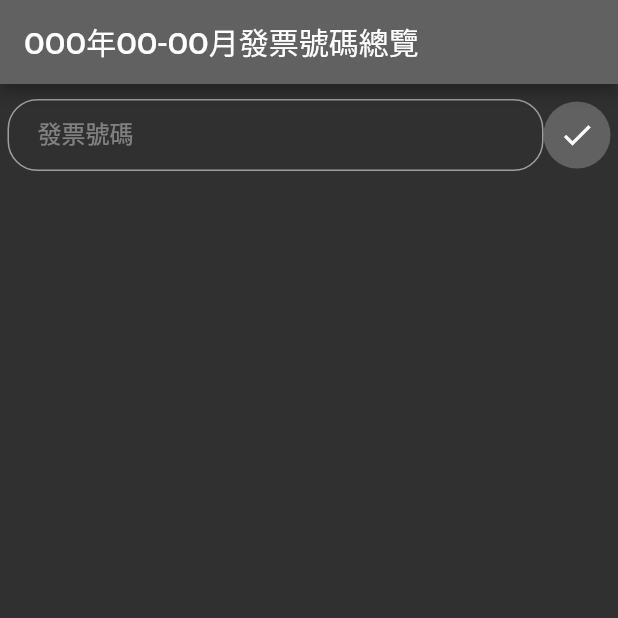
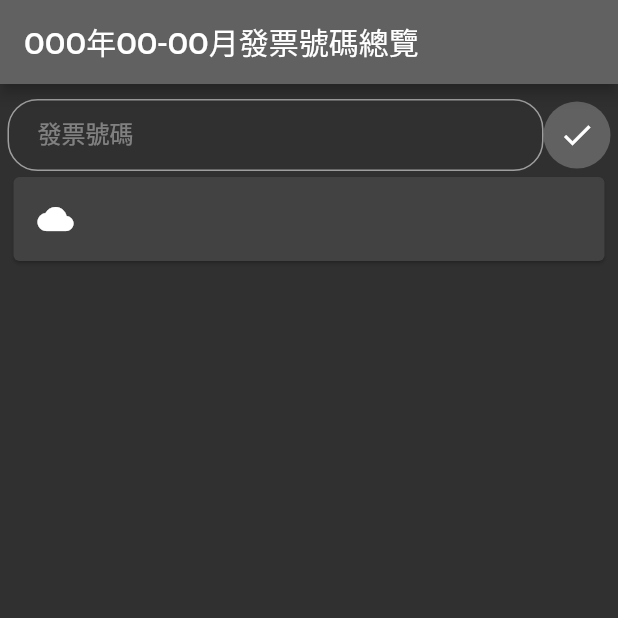
Before and after one commit to SardineBob/InvoiceDetectApp, a Flutter app: the screen it shows after launch, after a tap on the "done" icon, on a phone screen of 412 x 824 dp, the top half of it. Run offline on Flutter 3.47's test engine with Material 2 defaults, Android fonts, the phone set to English and light mode, and no system bars.

Commit message:
基礎建設OK

```diff
--- a/lib/inputRow.dart
+++ b/lib/inputRow.dart
@@ -1,16 +1,39 @@
 import 'package:flutter/material.dart';
 
-///APP InputRow
-final inputRow = Row(
-  children: <Widget>[
-    Expanded(child: inputBox, flex: 8),
-    Expanded(child: inputButton, flex: 1),
-  ],
-);
+class InputRow extends StatelessWidget {
+  final Function(IconData, String) pressFunc;
+
+  const InputRow({Key key, this.pressFunc}) : super(key: key);
+
+  @override
+  Widget build(BuildContext context) {
+    final inputButton = Ink(
+      decoration: ShapeDecoration(
+        shape: CircleBorder(),
+        color: Colors.grey[700],
+      ),
+      child: IconButton(
+        icon: Icon(Icons.done),
+        color: Colors.white,
+        onPressed: () => pressFunc(Icons.cloud, inputBoxController.text),
+      ),
+    );
+
+    return Row(
+      children: <Widget>[
+        Expanded(child: inputBox, flex: 8),
+        Expanded(child: inputButton, flex: 1),
+      ],
+    );
+  }
+}
+
+///APP TextBoxController
+final inputBoxController = TextEditingController();
 
 ///APP TextBox
 final inputBox = TextFormField(
-  controller: TextEditingController(),
+  controller: inputBoxController,
   //應該是for手機，要跳出鍵盤的種類，目前設定純數字
   keyboardType: TextInputType.number,
   //autofocus: true,
@@ -43,44 +66,3 @@ final inputBox = TextFormField(
     return null;
   },
 );
-
-///Done Button
-final inputButton = Ink(
-  decoration: ShapeDecoration(
-    shape: CircleBorder(),
-    color: Colors.grey[700],
-  ),
-  child: IconButton(
-    icon: Icon(Icons.done),
-    color: Colors.white,
-    onPressed: () => {debugPrint('erwer')},
-  ),
-);
-
-class Input extends StatelessWidget {
-  final Function() pressFunc;
-
-  const Input({Key key, this.pressFunc}) : super(key: key);
-
-  @override
-  Widget build(BuildContext context) {
-    final inputButton1 = Ink(
-      decoration: ShapeDecoration(
-        shape: CircleBorder(),
-        color: Colors.grey[700],
-      ),
-      child: IconButton(
-        icon: Icon(Icons.done),
-        color: Colors.white,
-        onPressed: () => pressFunc(),
-      ),
-    );
-
-    return Row(
-      children: <Widget>[
-        Expanded(child: inputBox, flex: 8),
-        Expanded(child: inputButton1, flex: 1),
-      ],
-    );
-  }
-}
--- a/lib/invoicePage.dart
+++ b/lib/invoicePage.dart
@@ -4,6 +4,7 @@ import 'package:flutter/material.dart';
 ///發票頁面一個具有狀態管理的Widget
 class InvoicePage extends StatefulWidget {
   InvoceState stateWidget;
+
   @override
   State<StatefulWidget> createState() {
     stateWidget = InvoceState();
@@ -11,7 +12,8 @@ class InvoicePage extends StatefulWidget {
   }
 
   //主要是開放給對外來呼叫
-  void pushInvoice() => stateWidget.pushInvoice();
+  void pushInvoice(IconData icon, String number) =>
+      stateWidget.pushInvoice(icon, number);
 }
 
 ///發票頁面狀態管理器
@@ -19,25 +21,28 @@ class InvoceState extends State<InvoicePage> {
   //發票清單狀態
   List<Widget> invoceList = [];
   //成立一個針對發票清單狀態更新UI的資料流
-  final StreamController<List<Widget>> invoceListStream = StreamController();
+  final StreamController<List<Widget>> invoiceListStream = StreamController();
 
   //相當於render
   @override
   Widget build(BuildContext context) {
-    return getInvoceList(invoceListStream.stream, invoceList);
+    return getInvoceList(invoiceListStream.stream, invoceList);
   }
 
   @override
   void dispose() {
     //關閉資料流
-    invoceListStream.close();
+    invoiceListStream.close();
     super.dispose();
   }
 
   //新增一筆發票動作
-  void pushInvoice() {
-    debugPrint('click');
-    invoceList.add(getInvoiceItem(Icons.note, '1234567890'));
+  void pushInvoice(IconData icon, String number) {
+    //針對陣列觸發render的時候，要做一個陣列記憶體位置異動機制，render才會觸發
+    invoceList.add(getInvoiceItem(icon, number));
+    invoceList = List.from(invoceList);
+    //新值更新，通知render
+    invoiceListStream.sink.add(invoceList);
   }
 }
 
@@ -45,12 +50,12 @@ class InvoceState extends State<InvoicePage> {
 Widget getInvoceList(Stream dataStream, List<Widget> data) {
   return StreamBuilder(
     stream: dataStream,
-    initialData: data,
+    initialData: data, //初始資料
     builder: (BuildContext context, AsyncSnapshot snapshot) {
       return Center(
         child: ListView(
           shrinkWrap: true,
-          children: data,
+          children: snapshot.data, //綁定StreamController到時候sink進來的新資料來源
         ),
       );
     },
@@ -58,7 +63,7 @@ Widget getInvoceList(Stream dataStream, List<Widget> data) {
 }
 
 /// get invoce item
-Card getInvoiceItem(icon, text) {
+Card getInvoiceItem(IconData icon, String text) {
   return Card(
     child: ListTile(
       leading: Icon(icon),
--- a/lib/page.dart
+++ b/lib/page.dart
@@ -1,7 +1,6 @@
 import 'package:flutter/material.dart';
 import 'package:invoice_detect_app/inputRow.dart';
 import 'package:invoice_detect_app/invoicePage.dart';
-//import 'package:invoice_detect_app/invoiceList.dart';
 
 ///主頁面，會用一個Scaffold物件來包裝裡面的畫面構成
 class MainPage extends StatelessWidget {
@@ -11,8 +10,7 @@ class MainPage extends StatelessWidget {
       appBar: appBar,
       body: Padding(
         padding: EdgeInsets.fromLTRB(5, 10, 5, 10),
-        //child: appPanel,
-        child: appP(),
+        child: appPanel(),
       ),
     );
   }
@@ -25,19 +23,11 @@ final appBar = AppBar(
 );
 
 ///APP Panel
-final appPanel = ListView(
-  children: <Widget>[
-    inputRow,
-    //invoiceList,
-    InvoicePage(),
-  ],
-);
-
-Widget appP() {
+Widget appPanel() {
   var invoicePage = InvoicePage();
   return ListView(
     children: <Widget>[
-      Input(pressFunc: invoicePage.pushInvoice),
+      InputRow(pressFunc: invoicePage.pushInvoice),
       invoicePage,
     ],
   );
```
Also changed, not shown: lib/invoiceList.dart (deleted, +0 -82 lines).
